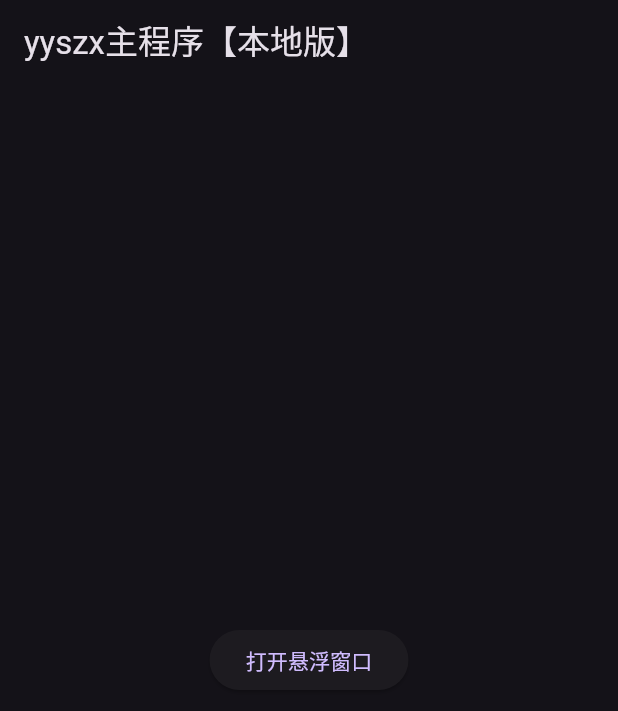
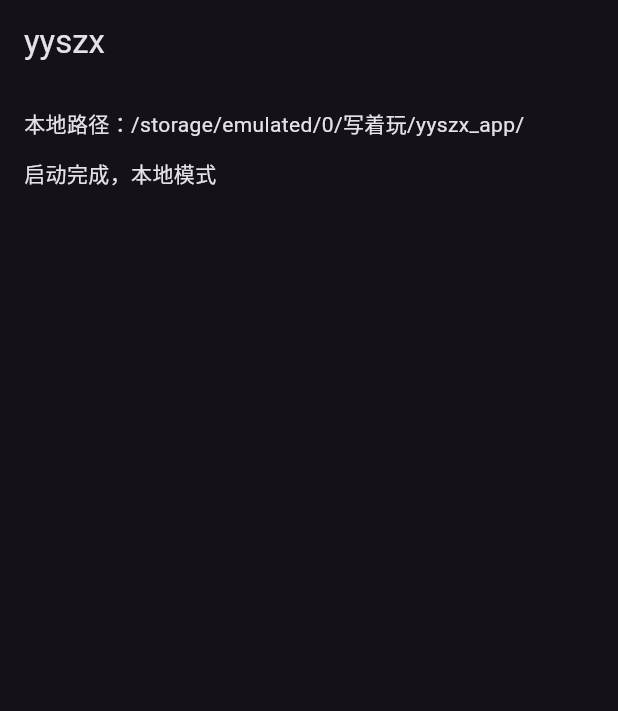
Before and after one commit to zwy2673976185-design/yyszx, a Flutter app: the screen it shows after launch, on a phone screen of 412 x 824 dp. Shown: the top 711 px of the screen. Run offline on Flutter 3.47's test engine with Material 3 defaults, Android fonts, the phone set to English and light mode, and no system bars; our stand-ins replace dio.

Commit message:
Update main.dart

```diff
--- a/lib/main.dart
+++ b/lib/main.dart
@@ -1,10 +1,9 @@
 import 'package:flutter/material.dart';
-import 'package:flutter_overlay_window/flutter_overlay_window.dart';
+import 'package:dio/dio.dart';
 import 'package:path_provider/path_provider.dart';
 import 'dart:io';
 
-// 关闭远程云端链接，全部使用本地文件
-late String localConfigPath;
+const String configUrl = "https://yyszx-1375389211.cos.ap-shanghai.myqcloud.com/tiny.json";
 
 void main() {
   runApp(const MyApp());
@@ -31,40 +30,22 @@ class HomePage extends StatefulWidget {
 }
 
 class _HomePageState extends State<HomePage> {
-
-  @override
-  void initState() {
-    super.initState();
-    initPath();
-  }
-
-  Future<void> initPath() async{
-    final dir = await getExternalStorageDirectory();
-    localConfigPath = "${dir!.path}/tiny.json";
-  }
-
-  //启动悬浮窗
-  Future<void> startOverlay() async {
-    bool perm = await FlutterOverlayWindow.isPermissionGranted();
-    if(!perm){
-      await FlutterOverlayWindow.requestPermission();
-      return;
-    }
-    await FlutterOverlayWindow.showOverlay(
-      enableDrag: true,
-      width: 380,
-      height: 480,
-    );
-  }
+  String logText = "启动完成，本地模式";
+  String localPath = "/storage/emulated/0/写着玩/yyszx_app/";
 
   @override
   Widget build(BuildContext context) {
     return Scaffold(
-      appBar: AppBar(title: const Text("yyszx主程序【本地版】")),
-      body: Center(
-        child: ElevatedButton(
-          onPressed: startOverlay,
-          child: const Text("打开悬浮窗口"),
+      appBar: AppBar(title: const Text("yyszx")),
+      body: Padding(
+        padding: const EdgeInsets.all(16),
+        child: Column(
+          crossAxisAlignment: CrossAxisAlignment.start,
+          children: [
+            Text("本地路径：$localPath"),
+            const SizedBox(height:12),
+            Expanded(child: SingleChildScrollView(child:Text(logText))),
+          ],
         ),
       ),
     );
```
